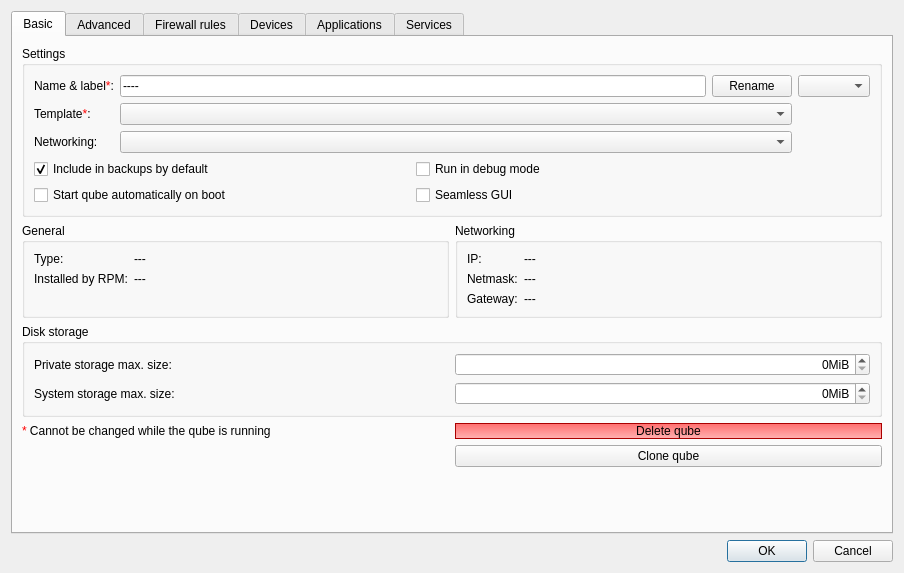
Old version of the form ui/settingsdlg.ui in the repository QubesOS/qubes-manager.
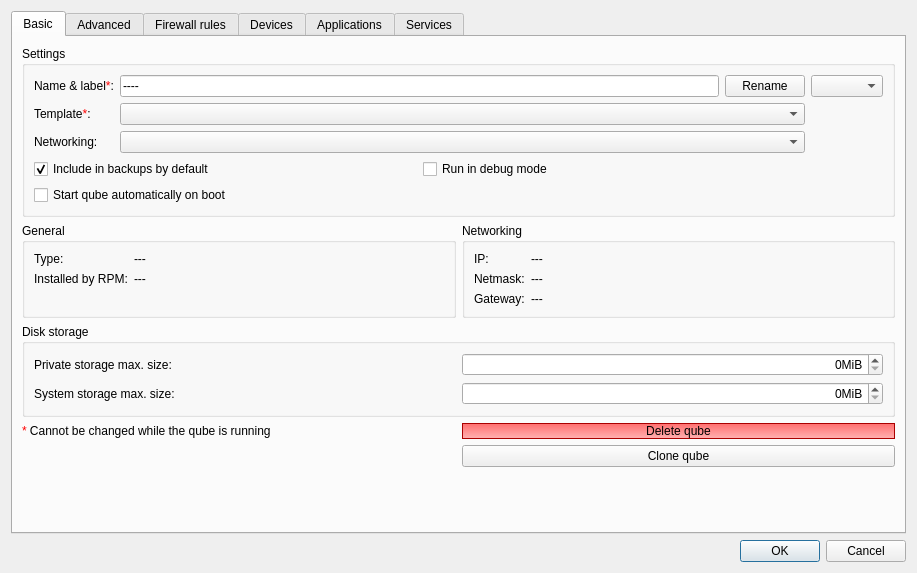
New version of the form. The open tabs and pages were chosen to show the change. Icons and pictures are not drawn.

Commit message: Removed 'Seamless GUI' checkbox from VM settings

The edit to the form file:
```diff
--- a/ui/settingsdlg.ui
+++ b/ui/settingsdlg.ui
@@ -6,7 +6,7 @@
    <rect>
     <x>0</x>
     <y>0</y>
-    <width>904</width>
+    <width>917</width>
     <height>573</height>
    </rect>
   </property>
@@ -361,13 +361,6 @@
                 </property>
                </widget>
               </item>
-              <item>
-               <widget class="QCheckBox" name="seamless_gui">
-                <property name="text">
-                 <string>Seamless GUI</string>
-                </property>
-               </widget>
-              </item>
              </layout>
             </item>
            </layout>
```
Left out of the diff: 3 changed lines with no effect on the pictures.
